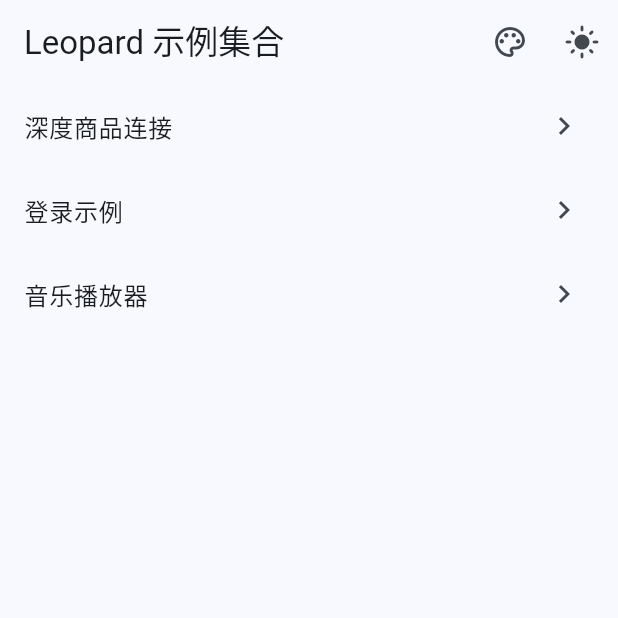
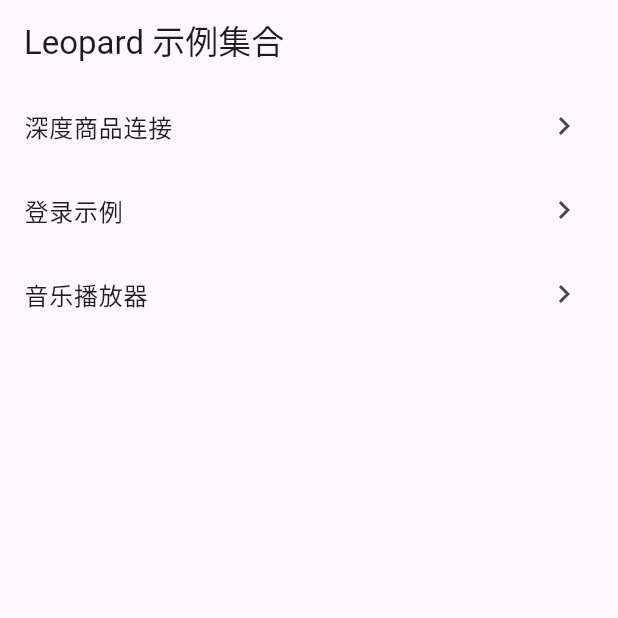
Before and after one commit to tlmile/flutter-leopard, a Flutter app: the screen it shows after launch, on a phone screen of 412 x 824 dp, the top half of it. Run offline on Flutter 3.47's test engine with Material 3 defaults, Android fonts, the phone set to English and light mode, and no system bars; our stand-ins replace font_awesome_flutter, go_router, shared_preferences; missing offline and left inert: dart_mpd; project files that could hold a hidden picture were left out.

Commit message:
Remove configurable themes

```diff
--- a/lib/home_page.dart
+++ b/lib/home_page.dart
@@ -6,13 +6,9 @@ import 'examples/movie/main_movie.dart';
 import 'examples/food/main_food.dart';
 import 'examples/compass_app/main_compass.dart';
 import 'examples/music/screen/mpd_connection_gate_screen.dart';
-import 'theme/app_theme.dart';
-import 'theme/theme_controller.dart';
 
 class HomePage extends StatelessWidget {
-  const HomePage({super.key, required this.themeController});
-
-  final ThemeController themeController;
+  const HomePage({super.key});
 
   @override
   Widget build(BuildContext context) {
@@ -27,49 +23,6 @@ class HomePage extends StatelessWidget {
     return Scaffold(
       appBar: AppBar(
         title: const Text('Leopard 示例集合'),
-        actions: [
-          AnimatedBuilder(
-            animation: themeController,
-            builder: (context, _) {
-              return PopupMenuButton<int>(
-                tooltip: '切换主题色',
-                initialValue: themeController.themeIndex,
-                onSelected: themeController.setThemeIndex,
-                itemBuilder: (context) {
-                  return AppTheme.themes.asMap().entries.map((entry) {
-                    final index = entry.key;
-                    final theme = entry.value;
-                    return PopupMenuItem<int>(
-                      value: index,
-                      child: Row(
-                        children: [
-                          CircleAvatar(
-                            radius: 10,
-                            backgroundColor: theme.seedColor,
-                          ),
-                          const SizedBox(width: 8),
-                          Text(theme.name),
-                        ],
-                      ),
-                    );
-                  }).toList();
-                },
-                icon: const Icon(Icons.palette_outlined),
-              );
-            },
-          ),
-          AnimatedBuilder(
-            animation: themeController,
-            builder: (context, _) {
-              final isDark = themeController.mode == ThemeMode.dark;
-              return IconButton(
-                tooltip: isDark ? '切换到浅色模式' : '切换到深色模式',
-                icon: Icon(isDark ? Icons.dark_mode : Icons.light_mode),
-                onPressed: themeController.toggleThemeMode,
-              );
-            },
-          ),
-        ],
       ),
       body: ListView.builder(
         itemCount: examples.length,
--- a/lib/main.dart
+++ b/lib/main.dart
@@ -1,36 +1,20 @@
 import 'package:flutter/material.dart';
-import 'package:shared_preferences/shared_preferences.dart';
 
 import 'home_page.dart';
-import 'theme/app_theme.dart';
-import 'theme/theme_controller.dart';
 
-Future<void> main() async {
-  WidgetsFlutterBinding.ensureInitialized();
-  final prefs = await SharedPreferences.getInstance();
-  final themeController = ThemeController.fromPreferences(prefs);
-
-  runApp(LeopardDemo(themeController: themeController));
+void main() {
+  runApp(const LeopardDemo());
 }
 
 class LeopardDemo extends StatelessWidget {
-  const LeopardDemo({super.key, required this.themeController});
-
-  final ThemeController themeController;
+  const LeopardDemo({super.key});
 
   @override
   Widget build(BuildContext context) {
-    return AnimatedBuilder(
-      animation: themeController,
-      builder: (context, _) {
-        return MaterialApp(
-          debugShowCheckedModeBanner: true,
-          theme: AppTheme.themeData(themeController.themeIndex, Brightness.light),
-          darkTheme: AppTheme.themeData(themeController.themeIndex, Brightness.dark),
-          themeMode: themeController.mode,
-          home: HomePage(themeController: themeController),
-        );
-      },
+    return MaterialApp(
+      debugShowCheckedModeBanner: true,
+      theme: ThemeData(useMaterial3: true),
+      home: const HomePage(),
     );
   }
 }
--- a/lib/theme/app_theme.dart
+++ /dev/null
@@ -1,32 +0,0 @@
-import 'package:flutter/material.dart';
-
-class ThemeChoice {
-  const ThemeChoice({required this.name, required this.seedColor, this.description});
-
-  final String name;
-  final Color seedColor;
-  final String? description;
-}
-
-class AppTheme {
-  static final List<ThemeChoice> themes = [
-    const ThemeChoice(name: '海洋蓝', seedColor: Colors.blue),
-    const ThemeChoice(name: '青草绿', seedColor: Colors.green),
-    const ThemeChoice(name: '夕阳橙', seedColor: Colors.deepOrange),
-    const ThemeChoice(name: '薰衣紫', seedColor: Colors.deepPurple),
-    const ThemeChoice(name: '星光青', seedColor: Colors.teal),
-    const ThemeChoice(name: '柠檬黄', seedColor: Colors.amber),
-  ];
-
-  static ThemeData themeData(int index, Brightness brightness) {
-    final choice = themes[index % themes.length];
-    return ThemeData(
-      colorScheme: ColorScheme.fromSeed(
-        seedColor: choice.seedColor,
-        brightness: brightness,
-      ),
-      useMaterial3: true,
-      brightness: brightness,
-    );
-  }
-}
--- a/lib/theme/theme_controller.dart
+++ /dev/null
@@ -1,45 +0,0 @@
-import 'package:flutter/material.dart';
-import 'package:shared_preferences/shared_preferences.dart';
-
-class ThemeController extends ChangeNotifier {
-  ThemeController(this._prefs, ThemeMode initialMode, this._themeIndex)
-      : _mode = initialMode;
-
-  static const _storageKey = 'theme_mode';
-  static const _themeKey = 'theme_index';
-  final SharedPreferences _prefs;
-  ThemeMode _mode;
-  int _themeIndex;
-
-  ThemeMode get mode => _mode;
-  int get themeIndex => _themeIndex;
-
-  factory ThemeController.fromPreferences(SharedPreferences prefs) {
-    final storedValue = prefs.getString(_storageKey);
-    final storedMode = ThemeMode.values.firstWhere(
-      (mode) => mode.name == storedValue,
-      orElse: () => ThemeMode.system,
-    );
-    final storedThemeIndex = prefs.getInt(_themeKey) ?? 0;
-    return ThemeController(prefs, storedMode, storedThemeIndex);
-  }
-
-  void setThemeMode(ThemeMode mode) {
-    if (_mode == mode) return;
-    _mode = mode;
-    _prefs.setString(_storageKey, _mode.name);
-    notifyListeners();
-  }
-
-  void setThemeIndex(int index) {
-    if (_themeIndex == index) return;
-    _themeIndex = index;
-    _prefs.setInt(_themeKey, _themeIndex);
-    notifyListeners();
-  }
-
-  void toggleThemeMode() {
-    final nextMode = _mode == ThemeMode.dark ? ThemeMode.light : ThemeMode.dark;
-    setThemeMode(nextMode);
-  }
-}
```
